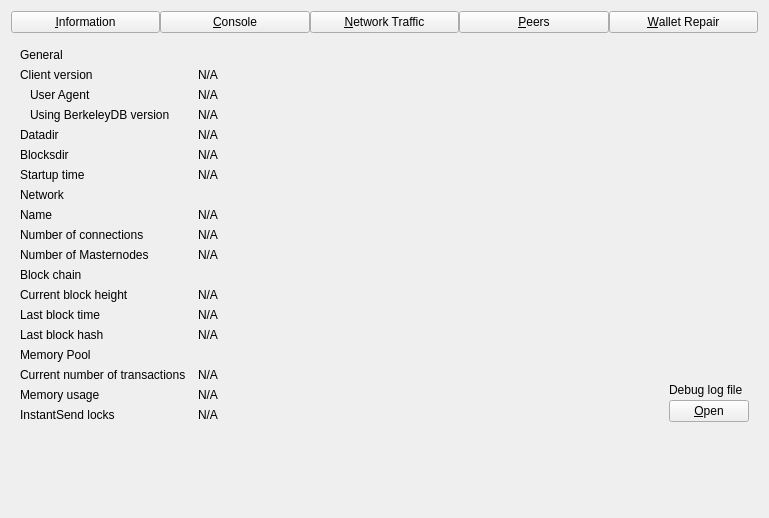
This is src/qt/forms/debugwindow.ui in UdjinM6/dash_unforked as Qt 5 draws it before an edit. The edited form follows.
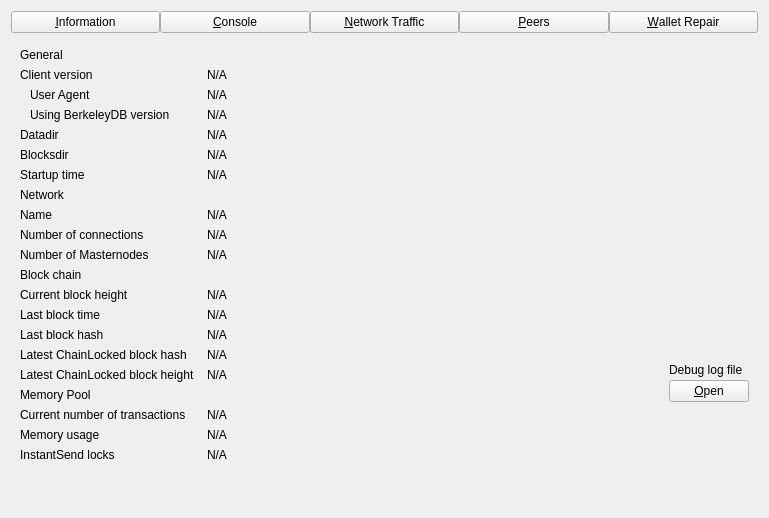
This is the edited form. Custom widgets are drawn as their Qt base class.

Commit message: Add Chainlock Height/Block info to Debug Window

Patch:
```diff
--- a/src/qt/forms/debugwindow.ui
+++ b/src/qt/forms/debugwindow.ui
@@ -406,20 +406,66 @@
         </widget>
        </item>
        <item row="15" column="0">
+        <widget class="QLabel" name="BestChainLockHashLabel">
+         <property name="text">
+          <string>Latest ChainLocked block hash</string>
+         </property>
+        </widget>
+       </item>
+       <item row="15" column="1">
+        <widget class="QLabel" name="BestChainLockHash">
+         <property name="cursor">
+          <cursorShape>IBeamCursor</cursorShape>
+         </property>
+         <property name="text">
+          <string>N/A</string>
+         </property>
+         <property name="textFormat">
+          <enum>Qt::PlainText</enum>
+         </property>
+         <property name="textInteractionFlags">
+          <set>Qt::LinksAccessibleByMouse|Qt::TextSelectableByKeyboard|Qt::TextSelectableByMouse</set>
+         </property>
+        </widget>
+       </item>
+       <item row="16" column="0">
+        <widget class="QLabel" name="BestChainLockHeightLabel">
+         <property name="text">
+          <string>Latest ChainLocked block height</string>
+         </property>
+        </widget>
+       </item>
+       <item row="16" column="1">
+        <widget class="QLabel" name="BestChainLockHeight">
+         <property name="cursor">
+          <cursorShape>IBeamCursor</cursorShape>
+         </property>
+         <property name="text">
+          <string>N/A</string>
+         </property>
+         <property name="textFormat">
+          <enum>Qt::PlainText</enum>
+         </property>
+         <property name="textInteractionFlags">
+          <set>Qt::LinksAccessibleByMouse|Qt::TextSelectableByKeyboard|Qt::TextSelectableByMouse</set>
+         </property>
+        </widget>
+       </item>
+       <item row="17" column="0">
         <widget class="QLabel" name="labelMempoolTitle">
          <property name="text">
           <string>Memory Pool</string>
          </property>
         </widget>
        </item>
-       <item row="16" column="0">
+       <item row="18" column="0">
         <widget class="QLabel" name="labelNumberOfTransactions">
          <property name="text">
           <string>Current number of transactions</string>
          </property>
         </widget>
        </item>
-       <item row="16" column="1">
+       <item row="18" column="1">
         <widget class="QLabel" name="mempoolNumberTxs">
          <property name="cursor">
           <cursorShape>IBeamCursor</cursorShape>
@@ -435,14 +481,14 @@
          </property>
         </widget>
        </item>
-       <item row="17" column="0">
+       <item row="19" column="0">
         <widget class="QLabel" name="labelMemoryUsage">
          <property name="text">
           <string>Memory usage</string>
          </property>
         </widget>
        </item>
-       <item row="17" column="1">
+       <item row="19" column="1">
         <widget class="QLabel" name="mempoolSize">
          <property name="cursor">
           <cursorShape>IBeamCursor</cursorShape>
@@ -458,7 +504,7 @@
          </property>
         </widget>
        </item>
-       <item row="16" column="2" rowspan="3">
+       <item row="15" column="2" rowspan="3">
         <layout class="QVBoxLayout" name="verticalLayoutDebugButton">
          <property name="spacing">
           <number>3</number>
@@ -498,14 +544,14 @@
          </item>
         </layout>
        </item>
-       <item row="18" column="0">
+       <item row="20" column="0">
         <widget class="QLabel" name="labelInstantSendLockCount">
          <property name="text">
           <string>InstantSend locks</string>
          </property>
         </widget>
        </item>
-       <item row="18" column="1">
+       <item row="20" column="1">
         <widget class="QLabel" name="instantSendLockCount">
          <property name="cursor">
           <cursorShape>IBeamCursor</cursorShape>
@@ -521,7 +567,7 @@
          </property>
         </widget>
        </item>
-       <item row="19" column="0">
+       <item row="21" column="0">
         <spacer name="verticalSpacer">
          <property name="orientation">
           <enum>Qt::Vertical</enum>
```
Left out of the diff: 13 changed lines with no effect on the pictures. The commit also changes 8 other files.
